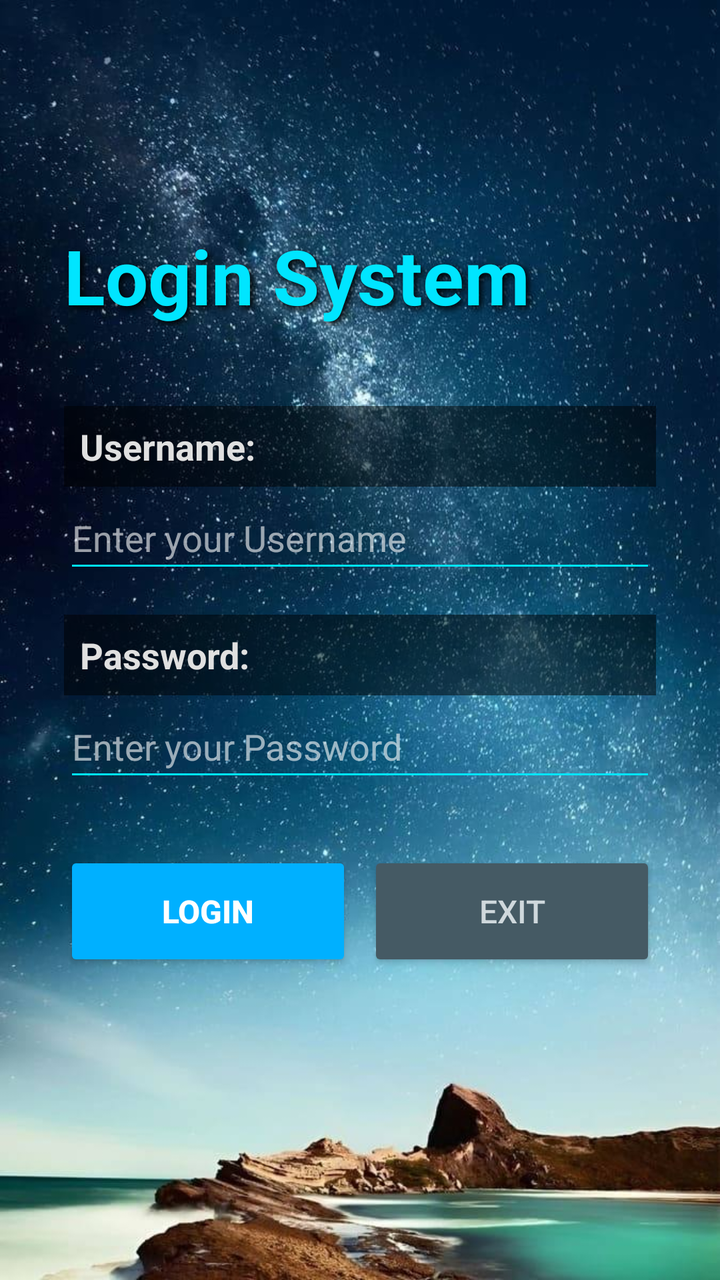
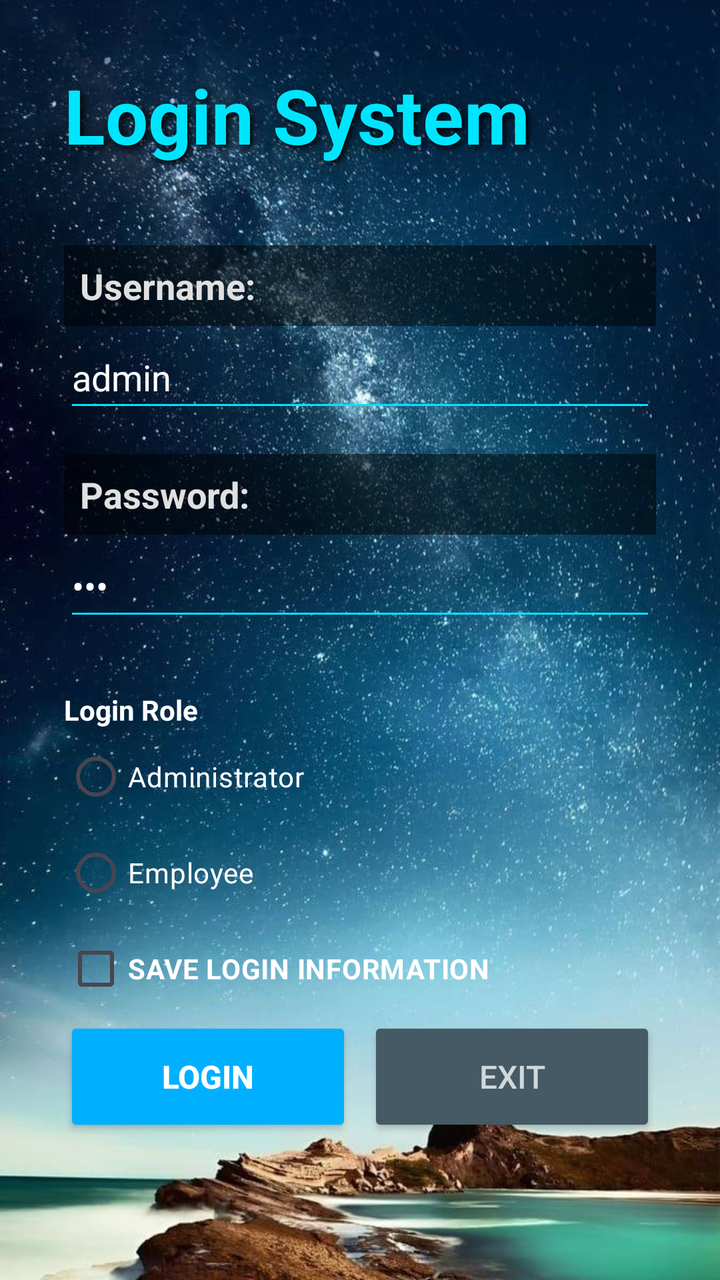

Two renders of the same Android screen: before a commit and after it. Below are the layout's source before the change and the commit's diff.
<!-- AndroidManifest.xml: application theme Theme.K234112EApp -->
<!-- res/layout/activity_login.xml -->
<?xml version="1.0" encoding="utf-8"?>
<LinearLayout xmlns:android="http://schemas.android.com/apk/res/android"
    xmlns:app="http://schemas.android.com/apk/res-auto"
    xmlns:tools="http://schemas.android.com/tools"
    android:id="@+id/main"
    android:layout_width="match_parent"
    android:layout_height="match_parent"
    android:gravity="center"
    android:orientation="vertical"
    android:background="@mipmap/picture3"
    android:padding="32dp"
    tools:context=".LoginActivity">

    <TextView
        android:id="@+id/textView12"
        android:layout_width="match_parent"
        android:layout_height="wrap_content"
        android:text="@string/str_login_system"
        android:textAlignment="center"
        android:textColor="#00E5FF"
        android:textSize="38sp"
        android:textStyle="bold"
        android:shadowColor="#000000"
        android:shadowDx="4"
        android:shadowDy="4"
        android:shadowRadius="8"
        android:layout_marginBottom="40dp" />

    <TextView
        android:id="@+id/textView13"
        android:layout_width="match_parent"
        android:layout_height="wrap_content"
        android:background="#80000000"
        android:text="@string/str_username"
        android:textColor="#E0E0E0"
        android:textSize="18sp"
        android:textStyle="bold"
        android:padding="8dp" />

    <EditText
        android:id="@+id/editUsername"
        android:layout_width="match_parent"
        android:layout_height="wrap_content"
        android:hint="@string/str_enter_your_user_name"
        android:textColor="#FFFFFF"
        android:textColorHint="#99FFFFFF"
        android:inputType="text"
        android:backgroundTint="#00E5FF"
        android:layout_marginBottom="16dp"
        android:minHeight="48dp" />

    <TextView
        android:id="@+id/textView14"
        android:layout_width="match_parent"
        android:layout_height="wrap_content"
        android:background="#80000000"
        android:text="@string/str_password"
        android:textColor="#E0E0E0"
        android:textSize="18sp"
        android:textStyle="bold"
        android:padding="8dp" />

    <EditText
        android:id="@+id/editPassword"
        android:layout_width="match_parent"
        android:layout_height="wrap_content"
        android:hint="@string/str_enter_your_password"
        android:textColor="#FFFFFF"
        android:textColorHint="#99FFFFFF"
        android:inputType="textPassword"
        android:backgroundTint="#00E5FF"
        android:layout_marginBottom="30dp"
        android:minHeight="48dp" />

    <LinearLayout
        android:layout_width="match_parent"
        android:layout_height="wrap_content"
        android:orientation="horizontal">

        <Button
            android:onClick="LoginSystem"
            android:id="@+id/btnLogin"
            android:layout_width="0dp"
            android:layout_height="60dp"
            android:layout_weight="1"
            android:backgroundTint="#00B0FF"
            android:text="@string/str_login"
            android:textColor="#FFFFFF"
            android:textSize="16sp"
            android:textStyle="bold"
            android:layout_marginEnd="8dp" />

        <Button
            android:onClick="ExitSystem"
            android:id="@+id/btnExit"
            android:layout_width="0dp"
            android:layout_height="60dp"
            android:layout_weight="1"
            android:backgroundTint="#455A64"
            android:text="@string/str_exit"
            android:textColor="#CFD8DC"
            android:textSize="16sp" />
    </LinearLayout>

    <TextView
        android:id="@+id/txtMessage"
        android:layout_width="match_parent"
        android:layout_height="wrap_content"
        android:layout_marginTop="20dp"
        android:text=""
        android:textAlignment="center"
        android:textColor="#FF0000"
        android:textSize="16sp"
        android:textStyle="italic" />
</LinearLayout>
<!-- resources referenced by this layout -->
<resources>
  <!-- mipmap picture3: jpg bitmap (mipmap-xhdpi, 121063 bytes) -->
  <string name="str_enter_your_password">Enter your Password</string>
  <string name="str_enter_your_user_name">Enter your Username</string>
  <string name="str_exit">Exit</string>
  <string name="str_login">Login</string>
  <string name="str_login_system">Login System</string>
  <string name="str_password">Password:</string>
  <string name="str_username">Username:</string>
  <style name="Theme.K234112EApp" parent="Base.Theme.K234112EApp" />
  <style name="Base.Theme.K234112EApp" parent="Theme.Material3.DayNight.NoActionBar">
          
          
      </style>
</resources>

<!-- the commit's change to res/layout/activity_login.xml (unified diff, before → after) -->
@@ -38,6 +38,7 @@
         android:padding="8dp" />
 
     <EditText
+        android:text="admin"
         android:id="@+id/editUsername"
         android:layout_width="match_parent"
         android:layout_height="wrap_content"
@@ -61,6 +62,7 @@
         android:padding="8dp" />
 
     <EditText
+        android:text="123"
         android:id="@+id/editPassword"
         android:layout_width="match_parent"
         android:layout_height="wrap_content"
@@ -71,6 +73,41 @@
         android:backgroundTint="#00E5FF"
         android:layout_marginBottom="30dp"
         android:minHeight="48dp" />
+
+    <TextView
+        android:id="@+id/textView3"
+        android:layout_width="match_parent"
+        android:layout_height="wrap_content"
+        android:text="@string/str_login_role"
+        android:textColor="@color/white"
+        android:textStyle="bold" />
+
+    <RadioGroup
+        android:layout_width="match_parent"
+        android:layout_height="wrap_content" >
+
+        <RadioButton
+            android:id="@+id/radAdmin"
+            android:layout_width="match_parent"
+            android:layout_height="wrap_content"
+            android:text="@string/str_role_admin"
+            android:textColor="@color/white" />
+
+        <RadioButton
+            android:id="@+id/radEmployee"
+            android:layout_width="match_parent"
+            android:layout_height="wrap_content"
+            android:text="@string/str_role_employee"
+            android:textColor="@color/white" />
+    </RadioGroup>
+
+    <CheckBox
+        android:id="@+id/chkSaveLogin"
+        android:layout_width="match_parent"
+        android:layout_height="wrap_content"
+        android:text="@string/str_save_login_infor"
+        android:textColor="#FFFFFF"
+        android:textStyle="bold" />
 
     <LinearLayout
         android:layout_width="match_parent"
@@ -112,4 +149,5 @@
         android:textColor="#FF0000"
         android:textSize="16sp"
         android:textStyle="italic" />
+
 </LinearLayout>
<!-- resource entries referenced after the edit -->
@@ -1,12 +1,17 @@
 <!-- resources referenced by this layout -->
 <resources>
+  <color name="white">#FFFFFFFF</color>
   <!-- mipmap picture3: jpg bitmap (mipmap-xhdpi, 121063 bytes) -->
   <string name="str_enter_your_password">Enter your Password</string>
   <string name="str_enter_your_user_name">Enter your Username</string>
   <string name="str_exit">Exit</string>
   <string name="str_login">Login</string>
+  <string name="str_login_role">Login Role</string>
   <string name="str_login_system">Login System</string>
   <string name="str_password">Password:</string>
+  <string name="str_role_admin">Administrator</string>
+  <string name="str_role_employee">Employee</string>
+  <string name="str_save_login_infor">SAVE LOGIN INFORMATION</string>
   <string name="str_username">Username:</string>
   <style name="Theme.K234112EApp" parent="Base.Theme.K234112EApp" />
   <style name="Base.Theme.K234112EApp" parent="Theme.Material3.DayNight.NoActionBar">
